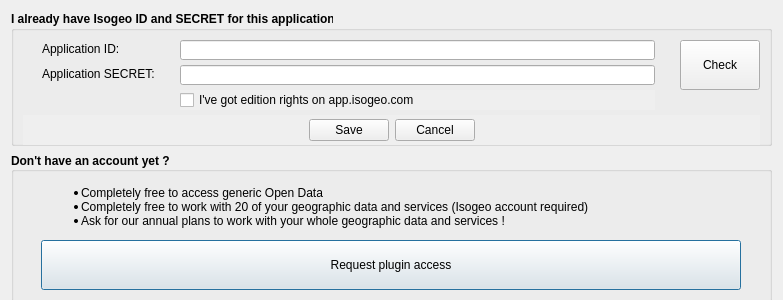
Old version of the form ui/auth/ui_authentication.ui in the repository isogeo/isogeo-plugin-qgis.
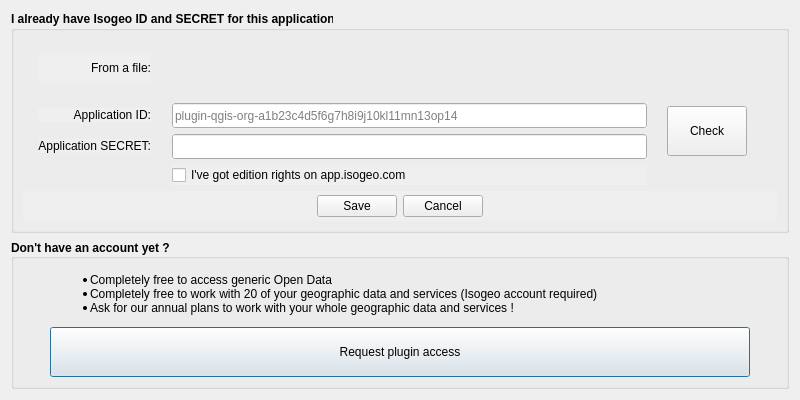
New version of the form. Icons and pictures are not drawn. Custom widgets are drawn as their Qt base class.

Patch:
```diff
--- a/ui/auth/ui_authentication.ui
+++ b/ui/auth/ui_authentication.ui
@@ -7,14 +7,14 @@
    <rect>
     <x>0</x>
     <y>0</y>
-    <width>783</width>
-    <height>300</height>
+    <width>800</width>
+    <height>400</height>
    </rect>
   </property>
   <property name="minimumSize">
    <size>
-    <width>750</width>
-    <height>300</height>
+    <width>800</width>
+    <height>400</height>
    </size>
   </property>
   <property name="maximumSize">
@@ -42,7 +42,7 @@
      <property name="minimumSize">
       <size>
        <width>500</width>
-       <height>135</height>
+       <height>150</height>
       </size>
      </property>
      <property name="font">
@@ -64,7 +64,142 @@
       <bool>true</bool>
      </property>
      <layout class="QGridLayout" name="gridLayout_2">
+      <item column="4" row="4">
+       <spacer name="horizontalSpacer_2">
+        <property name="orientation">
+         <enum>Qt::Horizontal</enum>
+        </property>
+        <property name="sizeHint" stdset="0">
+         <size>
+          <width>40</width>
+          <height>20</height>
+         </size>
+        </property>
+       </spacer>
+      </item>
       <item column="1" row="1">
+       <widget class="QLabel" name="lbl_browse_credentials">
+        <property name="font">
+         <font>
+          <weight>50</weight>
+          <bold>false</bold>
+         </font>
+        </property>
+        <property name="autoFillBackground">
+         <bool>true</bool>
+        </property>
+        <property name="text">
+         <string>From a file:</string>
+        </property>
+        <property name="scaledContents">
+         <bool>true</bool>
+        </property>
+        <property name="alignment">
+         <set>Qt::AlignRight|Qt::AlignTrailing|Qt::AlignVCenter</set>
+        </property>
+       </widget>
+      </item>
+      <item column="4" row="3">
+       <spacer name="horizontalSpacer">
+        <property name="orientation">
+         <enum>Qt::Horizontal</enum>
+        </property>
+        <property name="sizeHint" stdset="0">
+         <size>
+          <width>40</width>
+          <height>20</height>
+         </size>
+        </property>
+       </spacer>
+      </item>
+      <item column="3" row="4">
+       <widget class="QLineEdit" name="ent_app_secret">
+        <property name="sizePolicy">
+         <sizepolicy hsizetype="Expanding" vsizetype="Preferred">
+          <horstretch>0</horstretch>
+          <verstretch>0</verstretch>
+         </sizepolicy>
+        </property>
+        <property name="minimumSize">
+         <size>
+          <width>475</width>
+          <height>25</height>
+         </size>
+        </property>
+        <property name="maximumSize">
+         <size>
+          <width>800</width>
+          <height>30</height>
+         </size>
+        </property>
+        <property name="font">
+         <font>
+          <weight>50</weight>
+          <bold>false</bold>
+         </font>
+        </property>
+        <property name="autoFillBackground">
+         <bool>true</bool>
+        </property>
+        <property name="text">
+         <string notr="true" />
+        </property>
+        <property name="maxLength">
+         <number>64</number>
+        </property>
+        <property name="echoMode">
+         <enum>QLineEdit::PasswordEchoOnEdit</enum>
+        </property>
+        <property name="placeholderText">
+         <string notr="true" />
+        </property>
+       </widget>
+      </item>
+      <item column="1" row="3">
+       <widget class="QLabel" name="lbl_app_id">
+        <property name="sizePolicy">
+         <sizepolicy hsizetype="Preferred" vsizetype="Fixed">
+          <horstretch>0</horstretch>
+          <verstretch>0</verstretch>
+         </sizepolicy>
+        </property>
+        <property name="font">
+         <font>
+          <weight>50</weight>
+          <bold>false</bold>
+         </font>
+        </property>
+        <property name="autoFillBackground">
+         <bool>true</bool>
+        </property>
+        <property name="locale">
+         <locale country="UnitedStates" language="English" />
+        </property>
+        <property name="text">
+         <string>Application ID:</string>
+        </property>
+        <property name="scaledContents">
+         <bool>true</bool>
+        </property>
+        <property name="alignment">
+         <set>Qt::AlignRight|Qt::AlignTrailing|Qt::AlignVCenter</set>
+        </property>
+       </widget>
+      </item>
+      <item column="3" row="0">
+       <spacer name="verticalSpacer">
+        <property name="orientation">
+         <enum>Qt::Vertical</enum>
+        </property>
+        <property name="sizeHint" stdset="0">
+         <size>
+          <width>20</width>
+          <height>40</height>
+         </size>
+        </property>
+       </spacer>
+      </item>
+      <item column="1" row="4">
        <widget class="QLabel" name="lbl_app_secret">
         <property name="sizePolicy">
          <sizepolicy hsizetype="Preferred" vsizetype="Fixed">
@@ -78,18 +213,62 @@
           <bold>false</bold>
          </font>
         </property>
+        <property name="autoFillBackground">
+         <bool>true</bool>
+        </property>
         <property name="locale">
          <locale country="UnitedStates" language="English" />
         </property>
         <property name="text">
          <string>Application SECRET:</string>
         </property>
+        <property name="scaledContents">
+         <bool>true</bool>
+        </property>
+        <property name="alignment">
+         <set>Qt::AlignRight|Qt::AlignTrailing|Qt::AlignVCenter</set>
+        </property>
        </widget>
       </item>
-      <item column="3" row="0">
+      <item column="3" row="5">
+       <widget class="QCheckBox" name="chb_isogeo_editor">
+        <property name="minimumSize">
+         <size>
+          <width>300</width>
+          <height>20</height>
+         </size>
+        </property>
+        <property name="font">
+         <font>
+          <weight>50</weight>
+          <bold>false</bold>
+         </font>
+        </property>
+        <property name="toolTip">
+         <string>I've got the power hey yeah heh!</string>
+        </property>
+        <property name="layoutDirection">
+         <enum>Qt::LeftToRight</enum>
+        </property>
+        <property name="autoFillBackground">
+         <bool>true</bool>
+        </property>
+        <property name="text">
+         <string>I've got edition rights on app.isogeo.com</string>
+        </property>
+        <property name="icon">
+         <iconset resource="../../resources.qrc">
+          <normaloff>:/plugins/Isogeo/resources/authentication/user.svg</normaloff>:/plugins/Isogeo/resources/authentication/user.svg</iconset>
+        </property>
+        <property name="tristate">
+         <bool>false</bool>
+        </property>
+       </widget>
+      </item>
+      <item column="3" row="3">
        <widget class="QLineEdit" name="ent_app_id">
         <property name="sizePolicy">
-         <sizepolicy hsizetype="Expanding" vsizetype="Fixed">
+         <sizepolicy hsizetype="Expanding" vsizetype="Preferred">
           <horstretch>1</horstretch>
           <verstretch>0</verstretch>
          </sizepolicy>
@@ -97,13 +276,13 @@
         <property name="minimumSize">
          <size>
           <width>475</width>
-          <height>20</height>
+          <height>25</height>
          </size>
         </property>
         <property name="maximumSize">
          <size>
           <width>800</width>
-          <height>20</height>
+          <height>30</height>
          </size>
         </property>
         <property name="font">
@@ -112,69 +291,50 @@
           <bold>false</bold>
          </font>
         </property>
-       </widget>
-      </item>
-      <item column="5" row="0" rowspan="2">
-       <widget class="QPushButton" name="btn_check_auth">
-        <property name="sizePolicy">
-         <sizepolicy hsizetype="Minimum" vsizetype="Fixed">
-          <horstretch>0</horstretch>
-          <verstretch>0</verstretch>
-         </sizepolicy>
-        </property>
-        <property name="minimumSize">
-         <size>
-          <width>0</width>
-          <height>50</height>
-         </size>
-        </property>
-        <property name="font">
-         <font>
-          <weight>50</weight>
-          <bold>false</bold>
-         </font>
-        </property>
-        <property name="cursor">
-         <cursorShape>PointingHandCursor</cursorShape>
-        </property>
-        <property name="toolTip">
-         <string>Check access validity</string>
-        </property>
-        <property name="text">
-         <string>Check</string>
-        </property>
-        <property name="icon">
-         <iconset resource="../../resources.qrc">
-          <normaloff>:/plugins/Isogeo/resources/sign-in.svg</normaloff>:/plugins/Isogeo/resources/sign-in.svg</iconset>
-        </property>
-        <property name="default">
+        <property name="autoFillBackground">
          <bool>true</bool>
         </property>
-       </widget>
-      </item>
-      <item column="1" row="0">
-       <widget class="QLabel" name="lbl_app_id">
-        <property name="sizePolicy">
-         <sizepolicy hsizetype="Preferred" vsizetype="Fixed">
-          <horstretch>0</horstretch>
-          <verstretch>0</verstretch>
-         </sizepolicy>
-        </property>
-        <property name="font">
-         <font>
-          <weight>50</weight>
-          <bold>false</bold>
-         </font>
-        </property>
-        <property name="locale">
-         <locale country="UnitedStates" language="English" />
-        </property>
         <property name="text">
-         <string>Application ID:</string>
+         <string />
+        </property>
+        <property name="maxLength">
+         <number>100</number>
+        </property>
+        <property name="placeholderText">
+         <string>plugin-qgis-org-a1b23c4d5f6g7h8i9j10kl11mn13op14</string>
+        </property>
+        <property name="cursorMoveStyle">
+         <enum>Qt::LogicalMoveStyle</enum>
         </property>
        </widget>
       </item>
-      <item colspan="6" column="0" row="3">
+      <item column="3" row="2">
+       <spacer name="verticalSpacer_2">
+        <property name="orientation">
+         <enum>Qt::Vertical</enum>
+        </property>
+        <property name="sizeHint" stdset="0">
+         <size>
+          <width>20</width>
+          <height>40</height>
+         </size>
+        </property>
+       </spacer>
+      </item>
+      <item column="4" row="1">
+       <spacer name="horizontalSpacer_3">
+        <property name="orientation">
+         <enum>Qt::Horizontal</enum>
+        </property>
+        <property name="sizeHint" stdset="0">
+         <size>
+          <width>40</width>
+          <height>20</height>
+         </size>
+        </property>
+       </spacer>
+      </item>
+      <item colspan="8" column="0" row="6">
        <widget class="QDialogButtonBox" name="btn_ok_cancel">
         <property name="sizePolicy">
          <sizepolicy hsizetype="Expanding" vsizetype="Preferred">
@@ -215,65 +375,63 @@
        </widget>
       </item>
       <item column="3" row="1">
-       <widget class="QLineEdit" name="ent_app_secret">
+       <widget class="QgsFileWidget" name="btn_browse_credentials">
+        <property name="sizePolicy">
+         <sizepolicy hsizetype="Preferred" vsizetype="Preferred">
+          <horstretch>0</horstretch>
+          <verstretch>0</verstretch>
+         </sizepolicy>
+        </property>
         <property name="minimumSize">
          <size>
           <width>475</width>
-          <height>20</height>
+          <height>30</height>
          </size>
         </property>
         <property name="maximumSize">
          <size>
           <width>800</width>
-          <height>20</height>
+          <height>30</height>
          </size>
         </property>
-        <property name="font">
-         <font>
-          <weight>50</weight>
-          <bold>false</bold>
-         </font>
+        <property name="toolTip">
+         <string>Pick your credentials file</string>
         </property>
-        <property name="text">
-         <string notr="true" />
+        <property name="fileWidgetButtonVisible">
+         <bool>true</bool>
         </property>
-        <property name="maxLength">
-         <number>64</number>
+        <property name="useLink">
+         <bool>false</bool>
+        </property>
+        <property name="fullUrl">
+         <bool>false</bool>
+        </property>
+        <property name="dialogTitle">
+         <string>Locate the Isogeo API credentials file</string>
+        </property>
+        <property name="filter">
+         <string>*.json;*.ini</string>
         </property>
        </widget>
       </item>
-      <item column="4" row="0">
-       <spacer name="horizontalSpacer">
-        <property name="orientation">
-         <enum>Qt::Horizontal</enum>
+      <item column="5" row="3" rowspan="2">
+       <widget class="QPushButton" name="btn_check_auth">
+        <property name="sizePolicy">
+         <sizepolicy hsizetype="Minimum" vsizetype="Fixed">
+          <horstretch>0</horstretch>
+          <verstretch>0</verstretch>
+         </sizepolicy>
         </property>
-        <property name="sizeHint" stdset="0">
-         <size>
-          <width>40</width>
-          <height>20</height>
-         </size>
-        </property>
-       </spacer>
-      </item>
-      <item column="4" row="1">
-       <spacer name="horizontalSpacer_2">
-        <property name="orientation">
-         <enum>Qt::Horizontal</enum>
-        </property>
-        <property name="sizeHint" stdset="0">
-         <size>
-          <width>40</width>
-          <height>20</height>
-         </size>
-        </property>
-       </spacer>
-      </item>
-      <item column="3" row="2">
-       <widget class="QCheckBox" name="chb_isogeo_editor">
         <property name="minimumSize">
          <size>
-          <width>300</width>
-          <height>20</height>
+          <width>0</width>
+          <height>50</height>
+         </size>
+        </property>
+        <property name="maximumSize">
+         <size>
+          <width>16777215</width>
+          <height>16777215</height>
          </size>
         </property>
         <property name="font">
@@ -282,24 +440,21 @@
           <bold>false</bold>
          </font>
         </property>
+        <property name="cursor">
+         <cursorShape>PointingHandCursor</cursorShape>
+        </property>
         <property name="toolTip">
-         <string>I've got the power hey yeah heh!</string>
-        </property>
-        <property name="layoutDirection">
-         <enum>Qt::LeftToRight</enum>
-        </property>
-        <property name="autoFillBackground">
-         <bool>true</bool>
+         <string>Check access validity</string>
         </property>
         <property name="text">
-         <string>I've got edition rights on app.isogeo.com</string>
+         <string>Check</string>
         </property>
         <property name="icon">
          <iconset resource="../../resources.qrc">
-          <normaloff>:/plugins/Isogeo/resources/user.svg</normaloff>:/plugins/Isogeo/resources/user.svg</iconset>
+          <normaloff>:/plugins/Isogeo/resources/authentication/sign-in.svg</normaloff>:/plugins/Isogeo/resources/authentication/sign-in.svg</iconset>
         </property>
-        <property name="tristate">
-         <bool>false</bool>
+        <property name="default">
+         <bool>true</bool>
         </property>
        </widget>
       </item>
@@ -309,25 +464,17 @@
      <zorder>lbl_app_id</zorder>
      <zorder>lbl_app_secret</zorder>
      <zorder>btn_ok_cancel</zorder>
-     <zorder>btn_check_auth</zorder>
      <zorder>horizontalSpacer</zorder>
      <zorder>horizontalSpacer_2</zorder>
      <zorder>chb_isogeo_editor</zorder>
+     <zorder>btn_browse_credentials</zorder>
+     <zorder>lbl_browse_credentials</zorder>
+     <zorder>horizontalSpacer_3</zorder>
+     <zorder>btn_check_auth</zorder>
+     <zorder>verticalSpacer</zorder>
+     <zorder>verticalSpacer_2</zorder>
     </widget>
    </item>
-   <item>
-    <spacer name="verticalSpacer">
-     <property name="orientation">
-      <enum>Qt::Vertical</enum>
-     </property>
-     <property name="sizeHint" stdset="0">
-      <size>
-       <width>20</width>
-       <height>40</height>
-      </size>
-     </property>
-    </spacer>
-   </item>
    <item>
     <widget class="QGroupBox" name="grb_need_account">
      <property name="minimumSize">
@@ -395,7 +542,7 @@
         </property>
         <property name="icon">
          <iconset resource="../../resources.qrc">
-          <normaloff>:/plugins/Isogeo/resources/send-o.svg</normaloff>:/plugins/Isogeo/resources/send-o.svg</iconset>
+          <normaloff>:/plugins/Isogeo/resources/authentication/send-o.svg</normaloff>:/plugins/Isogeo/resources/authentication/send-o.svg</iconset>
         </property>
         <property name="default">
          <bool>true</bool>
@@ -441,6 +588,13 @@
    </item>
   </layout>
  </widget>
+ <customwidgets>
+  <customwidget>
+   <class>QgsFileWidget</class>
+   <extends>QWidget</extends>
+   <header>qgis.gui</header>
+  </customwidget>
+ </customwidgets>
  <connections>
   <connection>
    <sender>btn_ok_cancel</sender>
```
